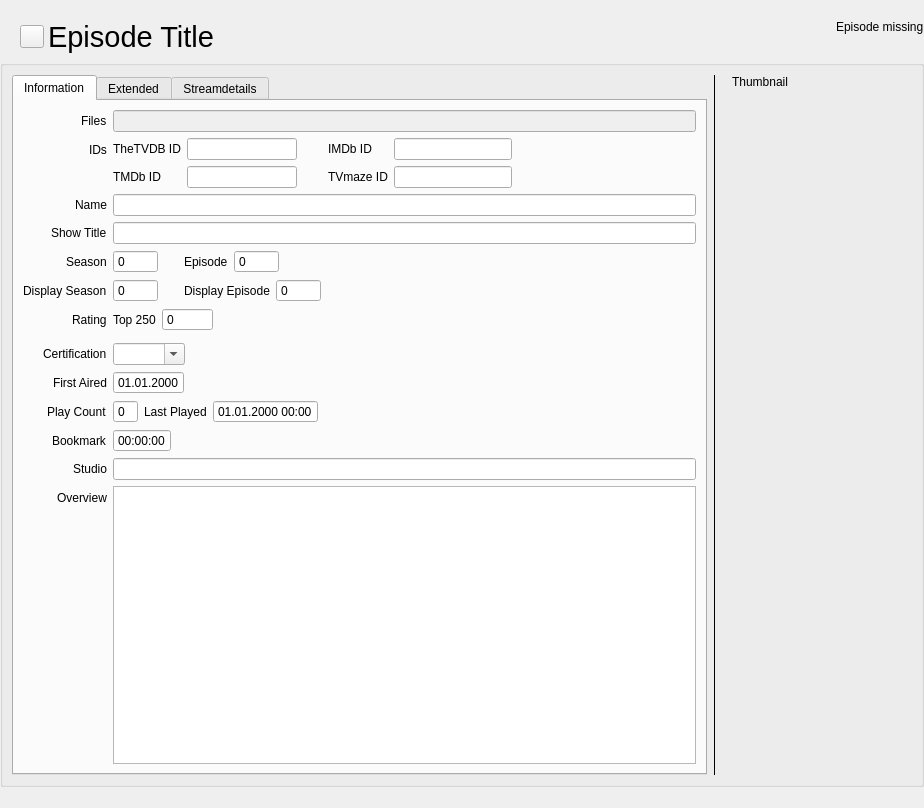
First picture: the form in src/ui/tv_show/TvShowWidgetEpisode.ui, repository Komet/MediaElch, before the edit.
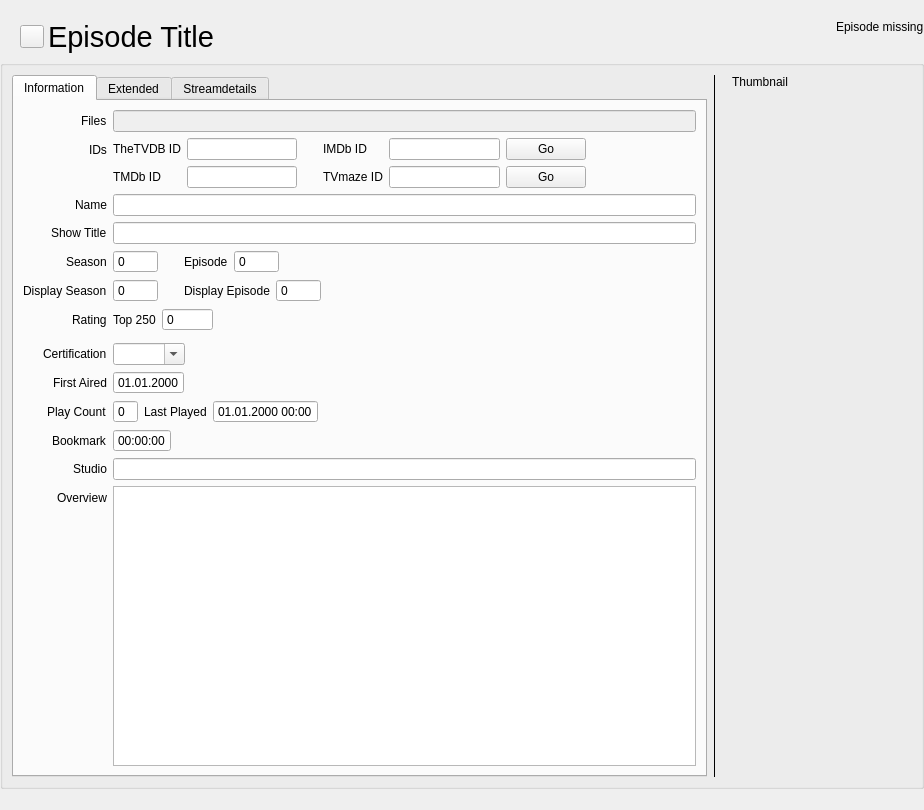
Second picture: the form after the edit. Icons and pictures are not drawn. Custom widgets are drawn as their Qt base class.

Commit message:
feat(TV Show): Add buttons (URLs) next to TV show IDs
To open the website corresponding to the ID, click the newly added
buttons.

The edit to the form file:
```diff
--- a/src/ui/tv_show/TvShowWidgetEpisode.ui
+++ b/src/ui/tv_show/TvShowWidgetEpisode.ui
@@ -7,7 +7,7 @@
     <x>0</x>
     <y>0</y>
     <width>924</width>
-    <height>808</height>
+    <height>810</height>
    </rect>
   </property>
   <layout class="QVBoxLayout" name="verticalLayout" stretch="0,1">
@@ -162,6 +162,168 @@
               </property>
              </widget>
             </item>
+            <item row="1" column="0">
+             <widget class="QLabel" name="lblIds">
+              <property name="text">
+               <string>IDs</string>
+              </property>
+             </widget>
+            </item>
+            <item row="1" column="1">
+             <layout class="QGridLayout" name="gridLayout">
+              <item row="0" column="3">
+               <widget class="QLabel" name="lblImdbId">
+                <property name="text">
+                 <string>IMDb ID</string>
+                </property>
+                <property name="buddy">
+                 <cstring>imdbId</cstring>
+                </property>
+               </widget>
+              </item>
+              <item row="1" column="1">
+               <widget class="QLineEdit" name="tmdbId"/>
+              </item>
+              <item row="1" column="2">
+               <spacer name="horizontalSpacer_13">
+                <property name="orientation">
+                 <enum>Qt::Horizontal</enum>
+                </property>
+                <property name="sizeType">
+                 <enum>QSizePolicy::Fixed</enum>
+                </property>
+                <property name="sizeHint" stdset="0">
+                 <size>
+                  <width>20</width>
+                  <height>20</height>
+                 </size>
+                </property>
+               </spacer>
+              </item>
+              <item row="1" column="0">
+               <widget class="QLabel" name="lblTmdbId">
+                <property name="text">
+                 <string>TMDb ID</string>
+                </property>
+                <property name="buddy">
+                 <cstring>tmdbId</cstring>
+                </property>
+               </widget>
+              </item>
+              <item row="0" column="1">
+               <widget class="QLineEdit" name="tvdbId">
+                <property name="maximumSize">
+                 <size>
+                  <width>150</width>
+                  <height>16777215</height>
+                 </size>
+                </property>
+               </widget>
+              </item>
+              <item row="0" column="0">
+               <widget class="QLabel" name="lblTheTvDbId">
+                <property name="text">
+                 <string>TheTVDB ID</string>
+                </property>
+                <property name="buddy">
+                 <cstring>tvdbId</cstring>
+                </property>
+               </widget>
+              </item>
+              <item row="1" column="3">
+               <widget class="QLabel" name="lblTvmazeId">
+                <property name="text">
+                 <string>TVmaze ID</string>
+                </property>
+                <property name="buddy">
+                 <cstring>tvmazeId</cstring>
+                </property>
+               </widget>
+              </item>
+              <item row="0" column="5">
+               <widget class="QPushButton" name="btnImdb">
+                <property name="toolTip">
+                 <string>Open episode on IMDb.com</string>
+                </property>
+                <property name="text">
+                 <string>Go</string>
+                </property>
+               </widget>
+              </item>
+              <item row="1" column="5">
+               <widget class="QPushButton" name="btnTvmaze">
+                <property name="toolTip">
+                 <string>Open episode on TVmaze.com</string>
+                </property>
+                <property name="text">
+                 <string>Go</string>
+                </property>
+               </widget>
+              </item>
+              <item row="1" column="4">
+               <widget class="QLineEdit" name="tvmazeId">
+                <property name="maximumSize">
+                 <size>
+                  <width>150</width>
+                  <height>16777215</height>
+                 </size>
+                </property>
+               </widget>
+              </item>
+              <item row="0" column="2">
+               <spacer name="horizontalSpacer_12">
+                <property name="orientation">
+                 <enum>Qt::Horizontal</enum>
+                </property>
+                <property name="sizeType">
+                 <enum>QSizePolicy::Fixed</enum>
+                </property>
+                <property name="sizeHint" stdset="0">
+                 <size>
+                  <width>20</width>
+                  <height>20</height>
+                 </size>
+                </property>
+               </spacer>
+              </item>
+              <item row="0" column="4">
+               <widget class="QLineEdit" name="imdbId">
+                <property name="maximumSize">
+                 <size>
+                  <width>150</width>
+                  <height>16777215</height>
+                 </size>
+                </property>
+               </widget>
+              </item>
+              <item row="0" column="6">
+               <spacer name="horizontalSpacer_11">
+                <property name="orientation">
+                 <enum>Qt::Horizontal</enum>
+                </property>
+                <property name="sizeHint" stdset="0">
+                 <size>
+                  <width>0</width>
+                  <height>20</height>
+                 </size>
+                </property>
+               </spacer>
+              </item>
+              <item row="1" column="6">
+               <spacer name="horizontalSpacer_14">
+                <property name="orientation">
+                 <enum>Qt::Horizontal</enum>
+                </property>
+                <property name="sizeHint" stdset="0">
+                 <size>
+                  <width>0</width>
+                  <height>20</height>
+                 </size>
+                </property>
+               </spacer>
+              </item>
+             </layout>
+            </item>
             <item row="2" column="0">
              <widget class="QLabel" name="lblName">
               <property name="text">
@@ -450,115 +612,6 @@
             <item row="12" column="1">
              <widget class="QTextEdit" name="overview"/>
             </item>
-            <item row="1" column="1">
-             <layout class="QHBoxLayout" name="horizontalLayout_12">
-              <item>
-               <layout class="QFormLayout" name="formLayout_3">
-                <item row="0" column="0">
-                 <widget class="QLabel" name="lblTheTvDbId">
-                  <property name="text">
-                   <string>TheTVDB ID</string>
-                  </property>
-                 </widget>
-                </item>
-                <item row="0" column="1">
-                 <widget class="QLineEdit" name="tvdbId">
-                  <property name="maximumSize">
-                   <size>
-                    <width>150</width>
-                    <height>16777215</height>
-                   </size>
-                  </property>
-                 </widget>
-                </item>
-                <item row="1" column="0">
-                 <widget class="QLabel" name="lblTmdbId">
-                  <property name="text">
-                   <string>TMDb ID</string>
-                  </property>
-                 </widget>
-                </item>
-                <item row="1" column="1">
-                 <widget class="QLineEdit" name="tmdbId"/>
-                </item>
-               </layout>
-              </item>
-              <item>
-               <spacer name="horizontalSpacer_12">
-                <property name="orientation">
-                 <enum>Qt::Horizontal</enum>
-                </property>
-                <property name="sizeType">
-                 <enum>QSizePolicy::Fixed</enum>
-                </property>
-                <property name="sizeHint" stdset="0">
-                 <size>
-                  <width>25</width>
-                  <height>20</height>
-                 </size>
-                </property>
-               </spacer>
-              </item>
-              <item>
-               <layout class="QFormLayout" name="formLayout_4">
-                <item row="0" column="0">
-                 <widget class="QLabel" name="lblImdbId">
-                  <property name="text">
-                   <string>IMDb ID</string>
-                  </property>
-                 </widget>
-                </item>
-                <item row="0" column="1">
-                 <widget class="QLineEdit" name="imdbId">
-                  <property name="maximumSize">
-                   <size>
-                    <width>150</width>
-                    <height>16777215</height>
-                   </size>
-                  </property>
-                 </widget>
-                </item>
-                <item row="1" column="1">
-                 <widget class="QLineEdit" name="tvmazeId">
-                  <property name="maximumSize">
-                   <size>
-                    <width>150</width>
-                    <height>16777215</height>
-                   </size>
-                  </property>
-                 </widget>
-                </item>
-                <item row="1" column="0">
-                 <widget class="QLabel" name="lblTvmazeId">
-                  <property name="text">
-                   <string>TVmaze ID</string>
-                  </property>
-                 </widget>
-                </item>
-               </layout>
-              </item>
-              <item>
-               <spacer name="horizontalSpacer_13">
-                <property name="orientation">
-                 <enum>Qt::Horizontal</enum>
-                </property>
-                <property name="sizeHint" stdset="0">
-                 <size>
-                  <width>40</width>
-                  <height>20</height>
-                 </size>
-                </property>
-               </spacer>
-              </item>
-             </layout>
-            </item>
-            <item row="1" column="0">
-             <widget class="QLabel" name="lblIds">
-              <property name="text">
-               <string>IDs</string>
-              </property>
-             </widget>
-            </item>
            </layout>
           </item>
          </layout>
@@ -1280,11 +1333,6 @@
   </layout>
  </widget>
  <customwidgets>
-  <customwidget>
-   <class>StereoModeComboBox</class>
-   <extends>QComboBox</extends>
-   <header>ui/small_widgets/StereoModeComboBox.h</header>
-  </customwidget>
   <customwidget>
    <class>TagCloud</class>
    <extends>QWidget</extends>
@@ -1296,6 +1344,11 @@
    <extends>QLabel</extends>
    <header>ui/small_widgets/ClosableImage.h</header>
   </customwidget>
+  <customwidget>
+   <class>StereoModeComboBox</class>
+   <extends>QComboBox</extends>
+   <header>ui/small_widgets/StereoModeComboBox.h</header>
+  </customwidget>
   <customwidget>
    <class>MediaFlags</class>
    <extends>QWidget</extends>
```
The commit also changes 7 other files.
